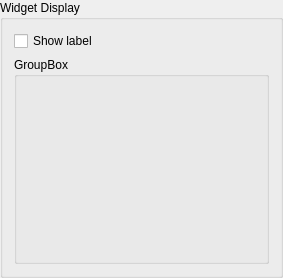
Above: src/ui/attributeformconfig/qgsattributewidgeteditgroupbox.ui from qgis/QGIS before the change. Below: the same form after it.
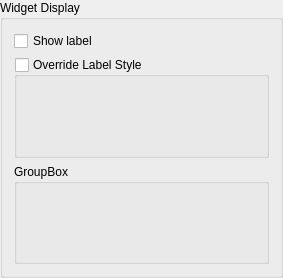
That is the form after the change. Custom widgets are drawn as their Qt base class.

Commit message: DD form label format override

The edit to the form file:
```diff
--- a/src/ui/attributeformconfig/qgsattributewidgeteditgroupbox.ui
+++ b/src/ui/attributeformconfig/qgsattributewidgeteditgroupbox.ui
@@ -17,6 +17,13 @@
    <string>Widget Display</string>
   </property>
   <layout class="QGridLayout" name="gridLayout">
+   <item row="4" column="0">
+    <widget class="QgsCollapsibleGroupBox" name="mWidgetSpecificConfigGroupBox">
+     <property name="title">
+      <string>GroupBox</string>
+     </property>
+    </widget>
+   </item>
    <item row="2" column="0">
     <widget class="QCheckBox" name="mShowLabelCheckBox">
      <property name="text">
@@ -25,10 +32,24 @@
     </widget>
    </item>
    <item row="3" column="0">
-    <widget class="QgsCollapsibleGroupBox" name="mWidgetSpecificConfigGroupBox">
+    <widget class="QgsCollapsibleGroupBox" name="mLabelStyleOverrideGroupBox">
+     <property name="toolTip">
+      <string>Overrides the style defined by the active theme</string>
+     </property>
      <property name="title">
-      <string>GroupBox</string>
+      <string>Override Label Style</string>
      </property>
+     <property name="checkable">
+      <bool>true</bool>
+     </property>
+     <property name="checked">
+      <bool>false</bool>
+     </property>
+     <layout class="QVBoxLayout" name="verticalLayout">
+      <item>
+       <widget class="QgsFormLabelFormatWidget" name="mFormLabelFormatWidget" native="true"/>
+      </item>
+     </layout>
     </widget>
    </item>
   </layout>
@@ -40,6 +61,12 @@
    <header>qgscollapsiblegroupbox.h</header>
    <container>1</container>
   </customwidget>
+  <customwidget>
+   <class>QgsFormLabelFormatWidget</class>
+   <extends>QWidget</extends>
+   <header>qgsformlabelformatwidget.h</header>
+   <container>1</container>
+  </customwidget>
  </customwidgets>
  <resources/>
  <connections/>
```
The commit also changes 16 other files.
